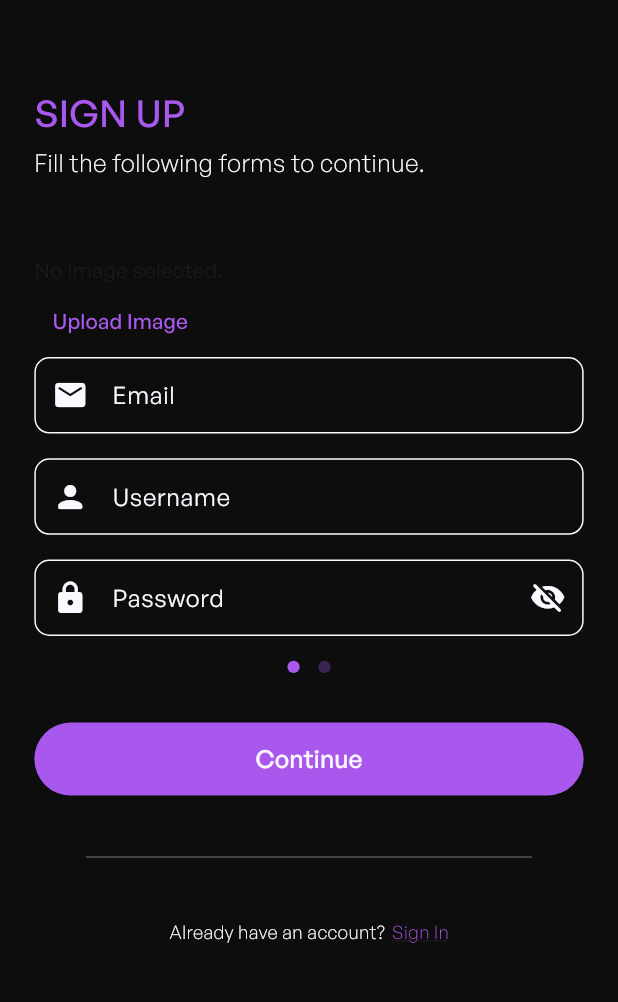
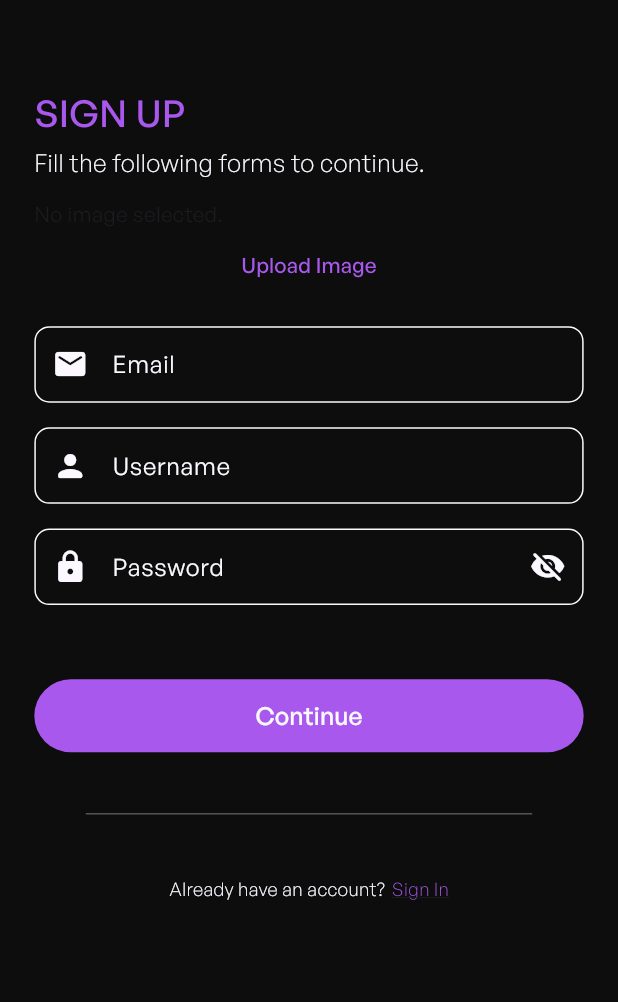
Before and after one commit to MNJDen/WeFit, a Flutter app: the SignUpScreen screen opened directly, on a phone screen of 412 x 824 dp, the part 127-1129 px from its top. Run offline on Flutter 3.47's test engine with Material 3 defaults, Android fonts, the phone set to English and light mode, and no system bars; drawn by our look-alikes of flutter_animate; our stand-ins replace carousel_slider, cloud_firestore, dotted_border, firebase_auth, firebase_core, firebase_storage and 3 more; accounts and stored records are empty; network calls fail; project files that could hold a hidden picture were left out.

Commit message:
Pages: Update Sign Up Screen

```diff
--- a/lib/Screens/SignUpScreen.dart
+++ b/lib/Screens/SignUpScreen.dart
@@ -1,3 +1,4 @@
+import 'dart:io';
 import 'package:flutter/material.dart';
 import 'package:flutter_screenutil/flutter_screenutil.dart';
 import 'package:itec303/Services/Auth/Auth_Service.dart';
@@ -8,7 +9,7 @@ import 'package:itec303/Screens/SignInScreen.dart';
 import 'package:flutter_animate/flutter_animate.dart';
 import 'package:image_picker/image_picker.dart';
 import 'package:firebase_auth/firebase_auth.dart';
-import 'dart:io';
+import 'package:itec303/Components/MyBottomNavBar.dart';
 
 class SignUpScreen extends StatefulWidget {
   const SignUpScreen({super.key});
@@ -25,9 +26,14 @@ class _SignUpScreenState extends State<SignUpScreen> {
   final blackColor = const Color.fromRGBO(13, 13, 13, 1);
   final purpleColor = const Color.fromRGBO(169, 88, 237, 1);
   final whiteColor = const Color.fromRGBO(251, 248, 255, 1);
+  bool _isLoading = false;
 
   void register(BuildContext context) async {
     final _auth = AuthService();
+
+    setState(() {
+      _isLoading = true;
+    });
 
     try {
       String? downloadURL;
@@ -55,12 +61,26 @@ class _SignUpScreenState extends State<SignUpScreen> {
         print('No image selected.');
       }
 
-      await _auth.signUpWithEmailPassword(
+      UserCredential? userCredential = await _auth.signUpWithEmailPassword(
         _emailController.text,
         _passController.text,
         _usernameController.text,
         _image!,
       );
+
+      if (userCredential != null) {
+        Navigator.pushReplacement(
+          context,
+          PageRouteBuilder(
+            pageBuilder: (BuildContext context, Animation<double> animation1,
+                Animation<double> animation2) {
+              return MyBottomNavBar();
+            },
+            transitionDuration: Duration.zero,
+            reverseTransitionDuration: Duration.zero,
+          ),
+        );
+      }
     } catch (e) {
       showDialog(
         context: context,
@@ -70,6 +90,10 @@ class _SignUpScreenState extends State<SignUpScreen> {
           ),
         ),
       );
+    } finally {
+      setState(() {
+        _isLoading = false;
+      });
     }
   }
 
@@ -120,12 +144,14 @@ class _SignUpScreenState extends State<SignUpScreen> {
                   ),
                 ).animate().fadeIn(delay: Duration(milliseconds: 400)),
                 SizedBox(
-                  height: 48.h,
+                  height: 12.h,
                 ),
                 _image == null
                     ? Text('No image selected.')
                     : Image.file(_image!),
-                TextButton(
+                Container(
+                  width: double.infinity,
+                  child: TextButton(
                     onPressed: () async {
                       final picker = ImagePicker();
                       final pickedFile =
@@ -137,6 +163,10 @@ class _SignUpScreenState extends State<SignUpScreen> {
                       }
                     },
                     child: Text("Upload Image"),
+                  ),
+                ),
+                SizedBox(
+                  height: 16.h,
                 ),
                 MyUsernameField(
                   prefixIcon: Icons.email_rounded,
@@ -163,36 +193,12 @@ class _SignUpScreenState extends State<SignUpScreen> {
                 SizedBox(
                   height: 16.h,
                 ),
-                Row(
-                  mainAxisAlignment: MainAxisAlignment.center,
-                  children: [
-                    Wrap(
-                      spacing: 10.w,
-                      children: [
-                        Container(
-                          width: 8.w,
-                          height: 8.h,
-                          decoration: BoxDecoration(
-                            color: Color.fromRGBO(169, 88, 237, 1),
-                            shape: BoxShape.circle,
-                          ),
-                        ),
-                        Container(
-                          width: 8.w,
-                          height: 8.h,
-                          decoration: BoxDecoration(
-                            color: Color.fromRGBO(169, 88, 237, 0.3),
-                            shape: BoxShape.circle,
-                          ),
-                        ),
-                      ],
-                    ),
-                  ],
-                ),
                 SizedBox(
                   height: 32.h,
                 ),
-                MyPurpleBtn(
+                _isLoading
+                    ? Center(child: CircularProgressIndicator())
+                    : MyPurpleBtn(
                         name: "Continue",
                         onPressed: () => register(context),
                       ).animate().fadeIn(delay: Duration(milliseconds: 700)),
```
Lines whose indentation alone changed are shown as unchanged.
